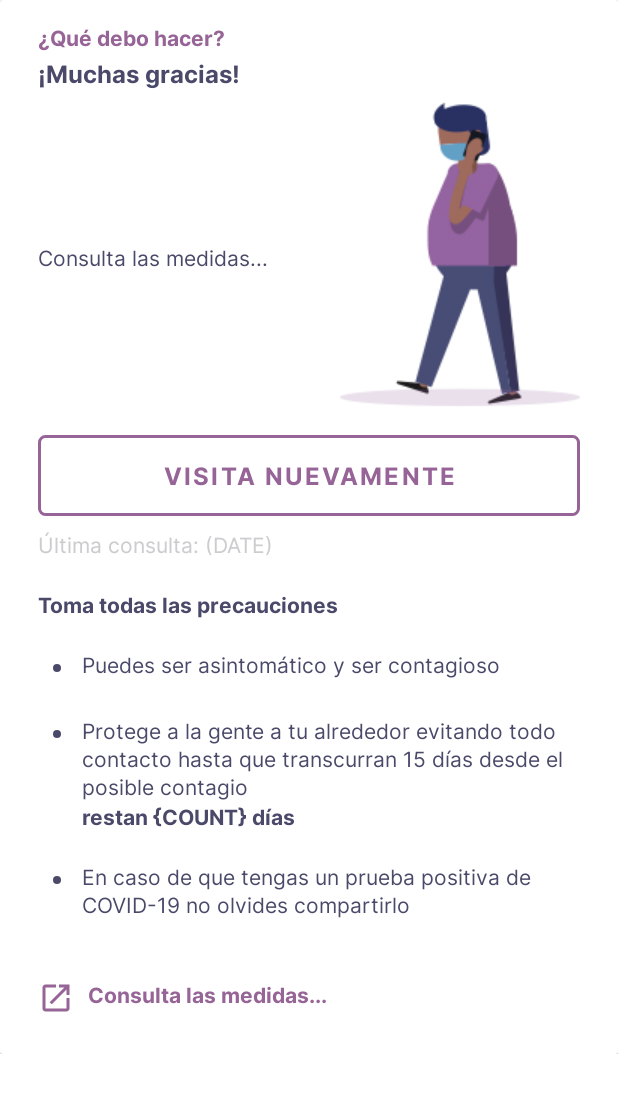
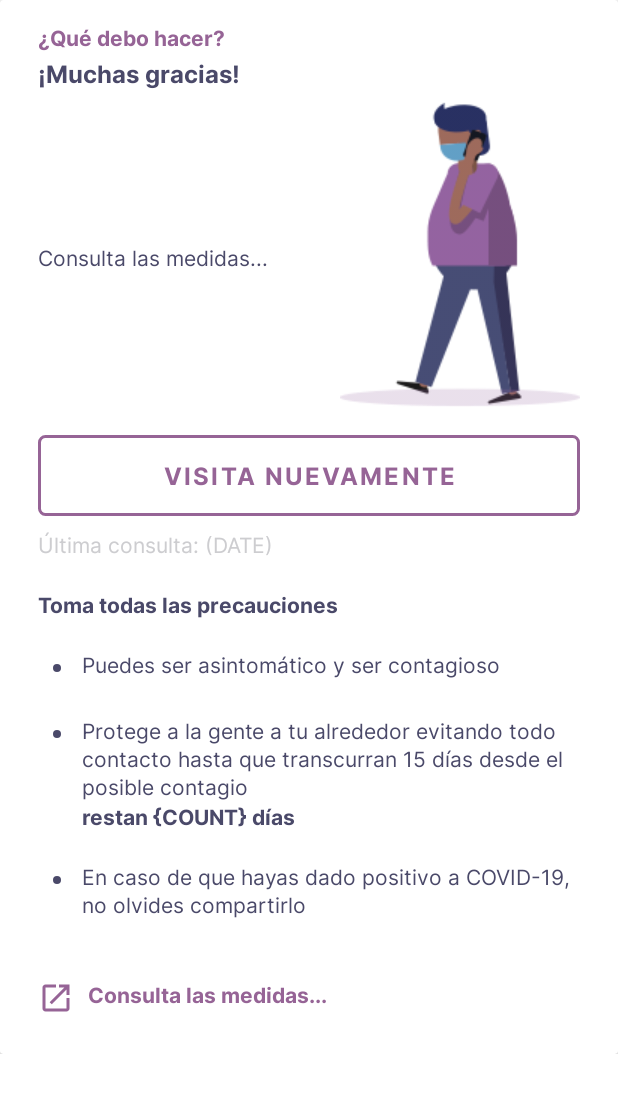
Before and after one commit to PanchoRH/Applacovid, an Android app: the layout card_what_to_do_save_others.xml on its own in the app's theme, with its tools: preview values and no code run, on a phone screen of 412 x 824 dp. Shown: the top 1093 px of the screen. Run offline under Robolectric (Android 15) with nearby library versions, the phone set to English and light mode, and no system bars.

Commit message:
Update strings.xml

```diff
--- a/Android/applacovid/app/src/main/res/values/strings.xml
+++ b/Android/applacovid/app/src/main/res/values/strings.xml
@@ -696,7 +696,7 @@
     <string name="meldungen_nomeldungen_faq2_text">"Applacovid detecta a qué distancia y durante cuánto tiempo se tuvo contacto con otro usuario\n\nLa aplicación te informará sólo si la posibilidad de un contagio es alta"</string>
 
     <!-- Meldungen Detail Weisse Box Texte Unten -->
-    <string name="meldungen_detail_explanation_text3">"En caso de que tengas un prueba positiva de COVID-19 no olvides compartirlo"</string>
+    <string name="meldungen_detail_explanation_text3">"En caso de que hayas dado positivo a COVID-19, no olvides compartirlo"</string>
 
     <!-- Meldungen: Meldung Weisse Box Link Titel -->
     <string name="meldungen_explanation_link_title">"Consulta las medidas..."</string>
```
